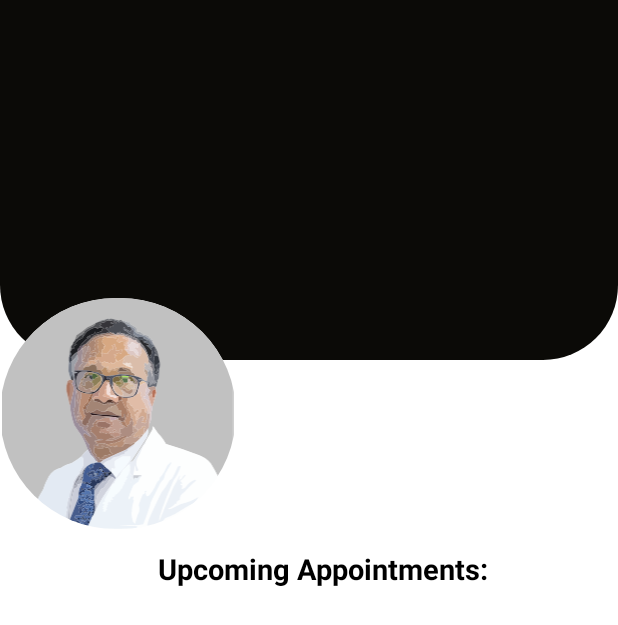
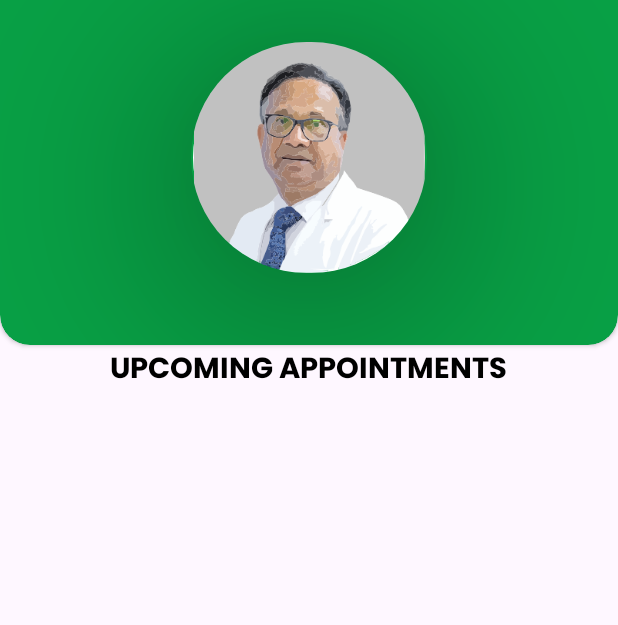
Before and after one commit to therev2/Doctorifyy, an Android app: the doc_landing_page screen opened directly, with no data from a screen before it, on a phone screen of 412 x 824 dp. Shown: the top 625 px of the screen. Run offline under Robolectric (Android 15) with nearby library versions, the light colour scheme and no system bars; our stand-ins replace Firebase (no records; nobody signed in at launch, a user with empty details on screens opened directly).

Commit message:
made the doctor landing page ui

```diff
--- a/app/src/main/java/com/example/myapplication/DocLoginActivity.java
+++ b/app/src/main/java/com/example/myapplication/DocLoginActivity.java
@@ -182,6 +182,7 @@ public class DocLoginActivity extends AppCompatActivity {
                 if (snapshot.exists()){
                     loginEmail.setError(null);
                     String passwordFromDB = snapshot.child(userUseremail.replace(".",",")).child("password").getValue(String.class);
+                    String docu_name = snapshot.child(userUseremail.replace(".",",")).child("name").getValue(String.class);
 
                     if(passwordFromDB.equals(userPassword)){
                         loginEmail.setError(null);
@@ -199,6 +200,7 @@ public class DocLoginActivity extends AppCompatActivity {
 
                         Toast.makeText(DocLoginActivity.this, "Login Successful", Toast.LENGTH_SHORT).show();
                         Intent intent = new Intent(DocLoginActivity.this, doc_landing_page.class);
+                        intent.putExtra("docu_name",docu_name);
                         startActivity(intent);
 
 
--- a/app/src/main/java/com/example/myapplication/doc_landing_page.java
+++ b/app/src/main/java/com/example/myapplication/doc_landing_page.java
@@ -3,6 +3,7 @@ package com.example.myapplication;
 import android.content.Intent;
 import android.content.SharedPreferences;
 import android.os.Bundle;
+import android.widget.TextView;
 import android.widget.Toast;
 
 import androidx.activity.EdgeToEdge;
@@ -28,6 +29,7 @@ public class doc_landing_page extends AppCompatActivity {
     DatabaseReference database;
     Myadapter_Doc myadapter_doc;
     ArrayList<HelperClass3> list_doc;
+    TextView doctor_nam_karan;
     public static final String SHARED_PREFS="sharedPrefs_doc";
 
 
@@ -42,7 +44,8 @@ public class doc_landing_page extends AppCompatActivity {
         String Email_of_doc = sharedPreferences_doc.getString("doc_email", "");
 
 
-
+        doctor_nam_karan = findViewById(R.id.doccomo);
+        doctor_nam_karan.setText(getIntent().getStringExtra("docu_name"));
         recyclerView_doc = findViewById(R.id.recyclerView_doc);
         database = FirebaseDatabase.getInstance().getReference("appointment");
         recyclerView_doc.setHasFixedSize(true);
--- a/app/src/main/res/drawable/btn_total_round.xml
+++ b/app/src/main/res/drawable/btn_total_round.xml
@@ -1,7 +1,7 @@
 <?xml version="1.0" encoding="utf-8"?>
 <shape android:shape="rectangle" xmlns:android="http://schemas.android.com/apk/res/android">
 
-    <stroke android:width="1dp" android:color="@color/white"/>
+    <stroke android:width="1dp" android:color="@color/my_primary"/>
     <corners android:radius="400dp"/>
     <solid android:color="@color/white"/>
 </shape>
--- a/app/src/main/res/layout/activity_doc_landing_page.xml
+++ b/app/src/main/res/layout/activity_doc_landing_page.xml
@@ -1,91 +1,76 @@
 <?xml version="1.0" encoding="utf-8"?>
-<androidx.constraintlayout.widget.ConstraintLayout xmlns:android="http://schemas.android.com/apk/res/android"
+<RelativeLayout xmlns:android="http://schemas.android.com/apk/res/android"
     xmlns:app="http://schemas.android.com/apk/res-auto"
     xmlns:tools="http://schemas.android.com/tools"
     android:id="@+id/main"
     android:layout_width="match_parent"
+
     android:layout_height="match_parent"
     tools:context=".doc_landing_page">
 
-        <ScrollView
+        <androidx.cardview.widget.CardView
+            android:id="@+id/card123"
             android:layout_width="match_parent"
-            android:layout_height="match_parent"
-            android:background="@color/white"
-            app:layout_constraintEnd_toEndOf="parent"
-            app:layout_constraintHorizontal_bias="0.0"
-            app:layout_constraintStart_toStartOf="parent"
-            app:layout_constraintTop_toTopOf="parent">
+            android:layout_height="250dp"
+            android:layout_marginTop="-20dp"
+            android:backgroundTint="@color/my_primary"
+            app:cardCornerRadius="20dp">
 
-            <RelativeLayout
+            <FrameLayout
                 android:layout_width="match_parent"
-                android:layout_height="wrap_content">
+                android:layout_height="match_parent">
 
-                <androidx.constraintlayout.widget.ConstraintLayout
+                <RelativeLayout
                     android:layout_width="match_parent"
-                    android:layout_height="360dp">
-
-                    <androidx.constraintlayout.widget.ConstraintLayout
-                        android:id="@+id/constraintLayout"
-                        android:layout_width="match_parent"
-                        android:layout_height="240dp"
-                        android:background="@drawable/back"
-                        app:layout_constraintEnd_toEndOf="parent"
-                        app:layout_constraintHorizontal_bias="0.0"
-                        app:layout_constraintStart_toStartOf="parent"
-                        app:layout_constraintTop_toTopOf="parent">
-
-                    </androidx.constraintlayout.widget.ConstraintLayout>
+                    android:layout_height="match_parent">
 
                     <ImageView
                         android:id="@+id/imageView2"
                         android:layout_width="157dp"
                         android:layout_height="154dp"
-                        android:src="@drawable/doctor"
-                        android:layout_marginBottom="7dp"
+                        android:layout_centerHorizontal="true"
+                        android:layout_centerVertical="true"
+                        android:elevation="40dp"
+                        android:translationZ="40dp"
                         android:background="@drawable/btn_total_round"
                         android:clipToOutline="true"
-                        app:layout_constraintBottom_toBottomOf="parent"
-                        tools:ignore="MissingConstraints"
-                        tools:layout_editor_absoluteX="133dp"
-                         />
+                        android:src="@drawable/doctor"
+                        app:layout_constraintEnd_toEndOf="parent"
+                        app:layout_constraintStart_toStartOf="parent"
+                        tools:layout_editor_absoluteY="16dp" />
 
-                </androidx.constraintlayout.widget.ConstraintLayout>
-            </RelativeLayout>
+                    <TextView
+                        android:id="@+id/doccomo"
+                        android:layout_width="wrap_content"
+                        android:layout_height="wrap_content"
+                        android:layout_below="@id/imageView2"
+                        android:layout_centerHorizontal="true"
+                        android:fontFamily="@font/regular_light"
+                        android:letterSpacing="0.06"
+                        android:text="Dr.Revan Channa"
+                        android:textColor="@color/white"
+                        android:textSize="20sp"></TextView>
 
-        </ScrollView>
 
-        <LinearLayout
-            android:id="@+id/loc_but"
-            android:layout_width="match_parent"
-            android:layout_height="wrap_content"
-            android:layout_marginTop="208dp"
-            android:padding="0dp"
-            app:layout_constraintTop_toBottomOf="@id/imagevieww"
-            tools:layout_editor_absoluteX="0dp"
-            tools:ignore="NotSibling,UnknownId">
-
-            <TextView
-                android:id="@+id/ma"
-                android:layout_width="wrap_content"
-                android:layout_height="wrap_content"
-                android:layout_marginTop="16dp"
-                android:textColor="@color/black"
-                android:paddingLeft="105dp"
-                android:paddingTop="350dp"
-                android:text="Upcoming Appointments:"
-                android:textSize="19dp"
-                android:textStyle="bold" />
+                </RelativeLayout>
+            </FrameLayout>
+        </androidx.cardview.widget.CardView>
 
 
 
-        </LinearLayout>
+    <TextView
+        android:id="@+id/upcming"
+        android:layout_width="wrap_content"
+        android:layout_height="wrap_content"
+        android:text="UPCOMING APPOINTMENTS"
+        android:textColor="@color/black"
+        android:textSize="19sp"
+        android:layout_below="@id/card123"
+        android:fontFamily="@font/regular_bold"
+        android:layout_centerHorizontal="true"/>
 
 
-    <LinearLayout
-        android:layout_width="match_parent"
-        android:layout_height="match_parent"
-        android:layout_marginTop="420dp"
-        android:orientation="vertical">
+
 
 
         <androidx.recyclerview.widget.RecyclerView
@@ -94,11 +79,13 @@
             android:layout_height="match_parent"
             android:id="@+id/recyclerView_doc"
             android:clickable="true"
+            android:layout_below="@id/upcming"
             android:scrollbars="vertical"/>
 
 
 
 
-    </LinearLayout>
 
-</androidx.constraintlayout.widget.ConstraintLayout>
+
+
+</RelativeLayout>
```
